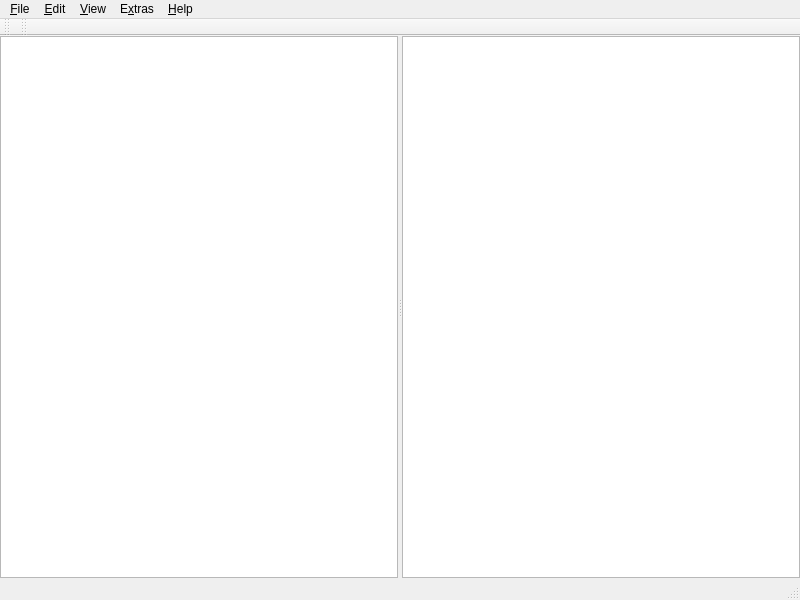
tim-gromeyer/MarkdownEdit, file ui/mainwindow.ui: the form before one commit.
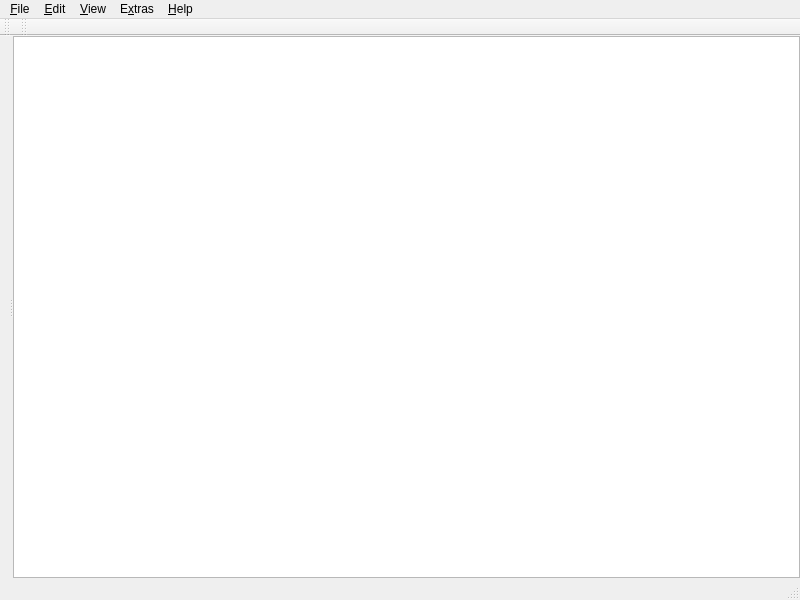
The form after the commit. Icons and pictures are not drawn. Custom widgets are drawn as their Qt base class.

Diff of the .ui file:
```diff
--- a/ui/mainwindow.ui
+++ b/ui/mainwindow.ui
@@ -14,7 +14,7 @@
    <string/>
   </property>
   <widget class="QWidget" name="container">
-   <layout class="QHBoxLayout" name="horizontalLayout">
+   <layout class="QVBoxLayout" name="verticalLayout_2">
     <property name="leftMargin">
      <number>0</number>
     </property>
@@ -28,14 +28,31 @@
      <number>0</number>
     </property>
     <item>
-     <widget class="QSplitter" name="splitter_2">
+     <widget class="QSplitter" name="splitter">
       <property name="orientation">
        <enum>Qt::Horizontal</enum>
       </property>
-      <widget class="MarkdownEditor" name="editor">
-       <property name="lineWidth">
+      <widget class="QTabWidget" name="tabWidget_2">
+       <property name="currentIndex">
         <number>0</number>
        </property>
+       <property name="documentMode">
+        <bool>true</bool>
+       </property>
+       <property name="tabsClosable">
+        <bool>true</bool>
+       </property>
+       <property name="movable">
+        <bool>true</bool>
+       </property>
+       <property name="tabBarAutoHide">
+        <bool>true</bool>
+       </property>
+       <widget class="MarkdownEditor" name="editor">
+        <attribute name="title">
+         <string>Tab 1</string>
+        </attribute>
+       </widget>
       </widget>
       <widget class="QStackedWidget" name="tabWidget">
        <property name="currentIndex">
@@ -564,7 +581,7 @@
  <customwidgets>
   <customwidget>
    <class>MarkdownEditor</class>
-   <extends>QPlainTextEdit</extends>
+   <extends>QWidget</extends>
    <header>src/markdowneditor.h</header>
    <slots>
     <slot>showMarkdownSyntax()</slot>
```
Left out of the diff: 77 changed lines with no effect on the pictures.
